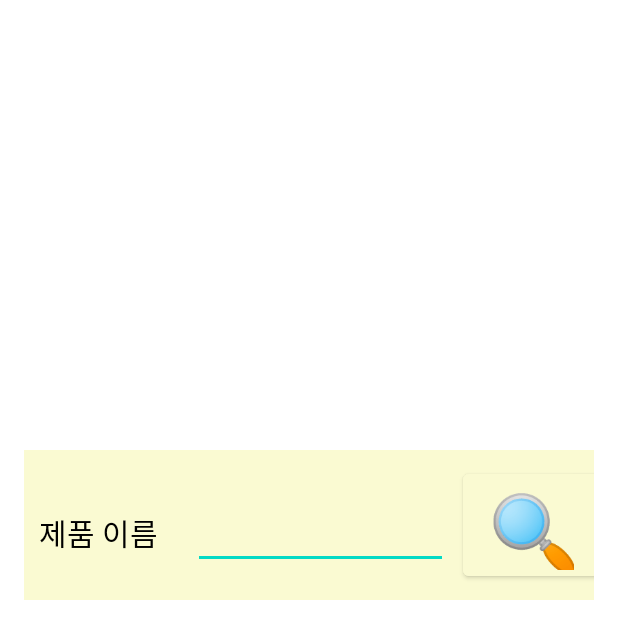
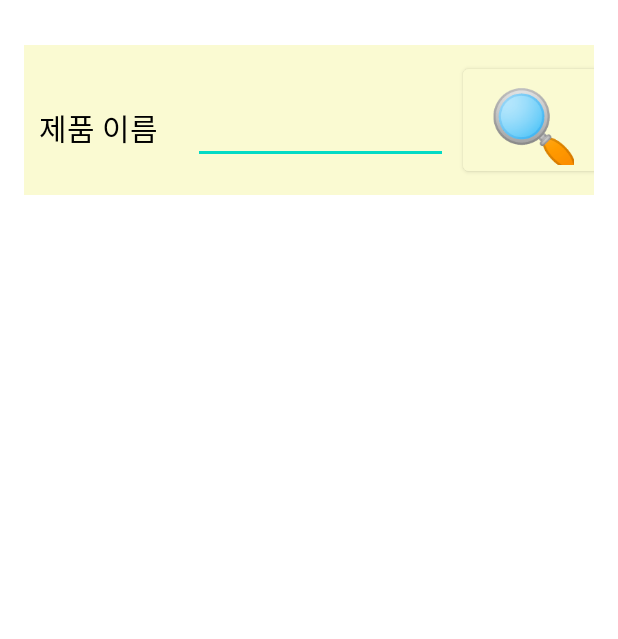
Before and after one commit to whdms2008/SSMPS, an Android app: the layout activity_item_search_manager.xml on its own in the app's theme, with its tools: preview values and no code run, on a phone screen of 412 x 824 dp. Shown: the top 639 px of the screen. Run offline under Robolectric (Android 15) with nearby library versions, the light colour scheme and no system bars.

Commit message:
search파일 추가

```diff
--- a/SSMPS_FrontEnd/app/src/main/java/com/example/ssmps_android/MainActivity.java
+++ b/SSMPS_FrontEnd/app/src/main/java/com/example/ssmps_android/MainActivity.java
@@ -48,6 +48,7 @@ public class MainActivity extends AppCompatActivity {
         actionBar.hide();
         initComponent();
         join();
+        login();
         guest_login();
 
         //Intent intent = new Intent(getApplicationContext(), MainActivity.class);
--- /dev/null
+++ b/SSMPS_FrontEnd/app/src/main/java/com/example/ssmps_android/ManagerSearchItemActivity.java
@@ -0,0 +1,15 @@
+package com.example.ssmps_android;
+
+import android.os.Bundle;
+
+import androidx.annotation.Nullable;
+import androidx.appcompat.app.AppCompatActivity;
+
+public class ManagerSearchItemActivity extends AppCompatActivity {
+    @Override
+    protected void onCreate(@Nullable Bundle savedInstanceState) {
+        super.onCreate(savedInstanceState);
+        setContentView(R.layout.activity_item_search_manager);
+
+    }
+}
--- a/SSMPS_FrontEnd/app/src/main/res/layout/activity_delete_modify.xml
+++ b/SSMPS_FrontEnd/app/src/main/res/layout/activity_item_search_manager.xml
@@ -1,7 +1,5 @@
 <?xml version="1.0" encoding="utf-8"?>
 <LinearLayout xmlns:android="http://schemas.android.com/apk/res/android"
-    xmlns:app="http://schemas.android.com/apk/res-auto"
-    xmlns:tools="http://schemas.android.com/tools"
     android:layout_width="match_parent"
     android:layout_height="match_parent"
     android:orientation="vertical">
@@ -9,7 +7,7 @@
     <LinearLayout
         android:background="#FAFAD2"
         android:layout_width="380dp"
-        android:layout_marginTop="300dp"
+        android:layout_marginVertical="30dp"
         android:layout_gravity="center"
         android:layout_height="100dp">
 
@@ -38,5 +36,10 @@
             android:textSize="50dp" />
     </LinearLayout>
 
+    <androidx.recyclerview.widget.RecyclerView
+        android:id="@+id/itemSearchManager_recyclerView"
+        android:layout_width="match_parent"
+        android:layout_height="wrap_content"/>
+
 
 </LinearLayout>
```
